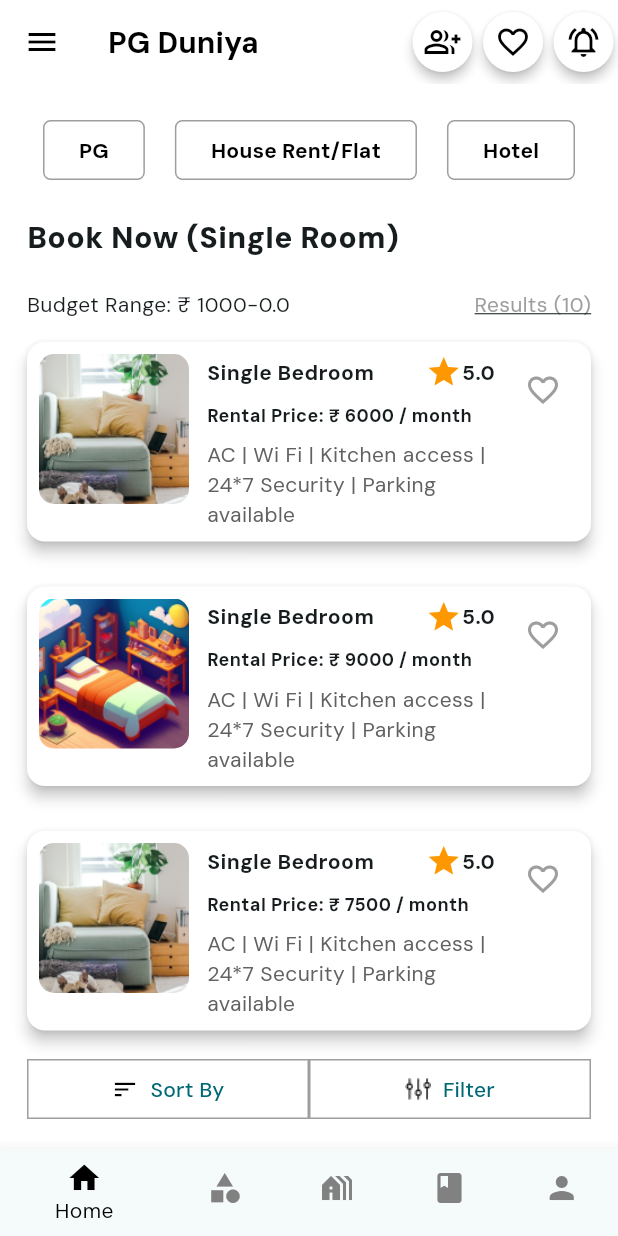
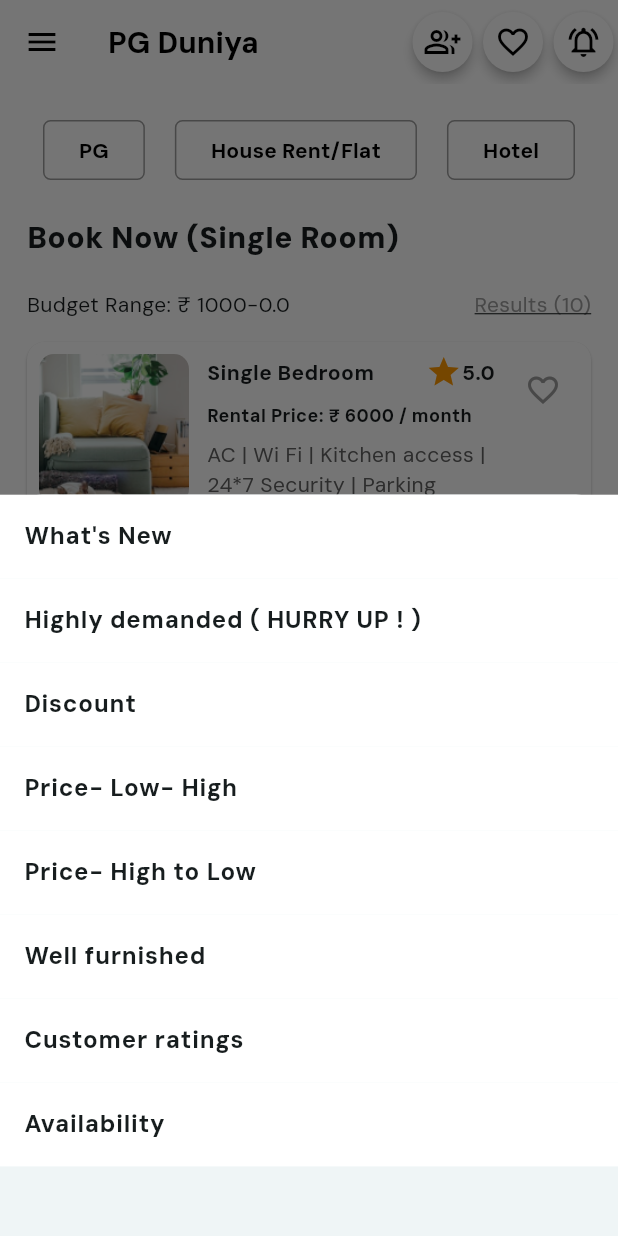
Before and after one commit to adahaggarwal/repdun, a Flutter app: the Pgresults screen opened directly with empty values, after a tap on "Sort By", on a phone screen of 412 x 824 dp. Run offline on Flutter 3.47's test engine with Material 3 defaults, Android fonts, the phone set to English and light mode, and no system bars.

Commit message:
pushing room details

```diff
--- a/lib/screens/pgresults.dart
+++ b/lib/screens/pgresults.dart
@@ -1,4 +1,5 @@
 import 'package:flutter/material.dart';
+import 'package:repdun/screens/filters.dart';
 //import 'package:repdun/constants/color.dart';
 import 'package:repdun/widgets/CustomBottomNavBar.dart';
 import 'package:repdun/widgets/_buildAppBar.dart';
@@ -16,7 +17,7 @@ class Pgresults extends StatefulWidget {
 }
 
 class _PgduniyaState extends State<Pgresults> {
-  int _selectedIndex = 0; // For the Bottom Navigation Bar
+  int _selectedIndex = 0;
   int? selectedTileIndex;
 
   void _onItemTapped(int index) {
@@ -96,7 +97,11 @@ class _PgduniyaState extends State<Pgresults> {
                     ],
                   ),
                 ),
-                SortAndFilterWidget(onSortPressed: (){}, onFilterPressed: (){})
+                SortAndFilterWidget(onSortPressed: (){
+                  _showSortBottom();
+                }, onFilterPressed: (){
+                  Navigator.push(context, MaterialPageRoute(builder: (context)=>Filters()));
+                })
 
 
               ],
@@ -111,6 +116,48 @@ class _PgduniyaState extends State<Pgresults> {
     );
   }
 
+  void _showSortBottom(){
+    showModalBottomSheet(
+      context: context,
+      isScrollControlled: true,
+      builder: (BuildContext context){
+        return FractionallySizedBox(
+          heightFactor: 0.6,
+          child: Container(
+            child: Column(
+              children: [
+                _buildListTile("What's New",1),
+                _buildListTile("Highly demanded ( HURRY UP ! )",2),
+                _buildListTile("Discount",3),
+                _buildListTile("Price- Low- High",4),
+                _buildListTile("Price- High to Low",5),
+                _buildListTile("Well furnished",6),
+                _buildListTile("Customer ratings",7),
+                _buildListTile("Availability", 8)
+
+              ],
+            ),
+
+          ),
+        );
+      }
+    );
+  }
+
+  Widget _buildListTile(String title, int index) {
+    return ListTile(
+      title: Text(title, style: TextStyle(fontSize: 16, fontWeight: FontWeight.bold)),
+      trailing: selectedTileIndex == index ? Icon(Icons.check, color: Colors.green) : null,
+      onTap: () {
+        setState(() {
+          selectedTileIndex = index;
+        });
+      },
+      tileColor: const Color.fromARGB(255, 255, 255, 255),
+      shape: RoundedRectangleBorder(borderRadius: BorderRadius.circular(0)),
+    );
+  }
+
 
 
 
--- a/lib/widgets/roomCard.dart
+++ b/lib/widgets/roomCard.dart
@@ -1,4 +1,5 @@
 import 'package:flutter/material.dart';
+import 'package:repdun/screens/roomDetails.dart';
 
 class RoomCard extends StatelessWidget {
   final String imageAsset;
@@ -19,12 +20,23 @@ class RoomCard extends StatelessWidget {
 
   @override
   Widget build(BuildContext context) {
-    return Card(
+    return GestureDetector(
+      onTap: (){
+        Navigator.push(context,
+         MaterialPageRoute(builder: (context)=>Roomdetails(
+          imageAsset:imageAsset,
+          category:category,
+          rating:rating,
+          rentalPrice:rentalPrice,
+          services:services
+         )));
+      },
+      child: Card(
         margin: EdgeInsets.symmetric(vertical: 15),
         shape: RoundedRectangleBorder(
           borderRadius: BorderRadius.circular(12),
         ),
-      elevation: 4,
+        elevation: 1,
         color: Colors.white,
         child: Padding(
           padding: const EdgeInsets.all(8.0),
@@ -101,6 +113,7 @@ class RoomCard extends StatelessWidget {
             ],
           ),
         ),
+      ),
     );
   }
 }
```
Also changed, not shown: lib/screens/filters.dart (added, +209 -0 lines), lib/screens/home.dart (+13 -2 lines), lib/screens/roomDetails.dart (added, +54 -0 lines). Lines whose indentation alone changed are shown as unchanged.
